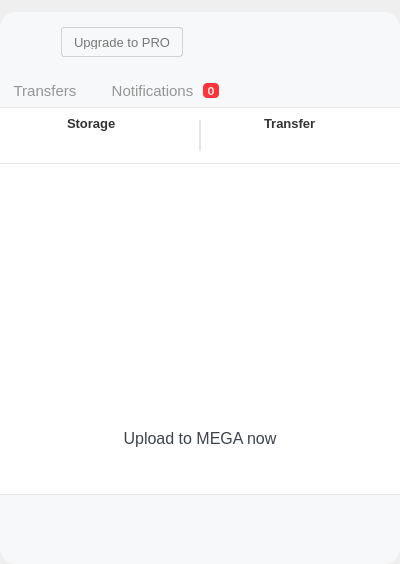
First picture: the form in src/MEGASync/gui/linux/InfoDialog.ui, repository meganz/MEGAsync, before the edit.
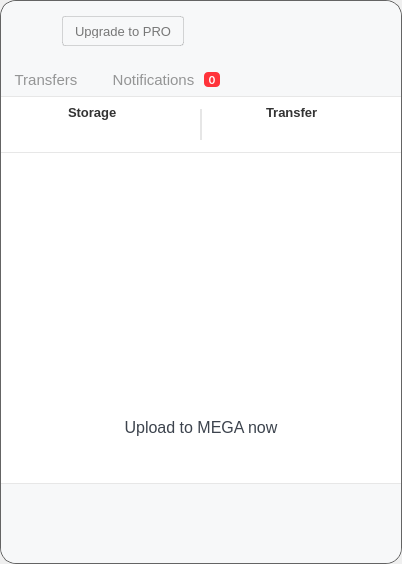
Second picture: the form after the edit. The open tabs and pages were chosen to show the change. Icons and pictures are not drawn. Custom widgets are drawn as their Qt base class.

Commit message:
support transparencies in linux in info dialog with a container widget
do show animated & shrink on show/hideEvent and not in eventFilter

The edit to the form file:
```diff
--- a/src/MEGASync/gui/linux/InfoDialog.ui
+++ b/src/MEGASync/gui/linux/InfoDialog.ui
@@ -6,19 +6,19 @@
    <rect>
     <x>0</x>
     <y>0</y>
-    <width>400</width>
+    <width>402</width>
     <height>564</height>
    </rect>
   </property>
   <property name="minimumSize">
    <size>
-    <width>400</width>
+    <width>402</width>
     <height>564</height>
    </size>
   </property>
   <property name="maximumSize">
    <size>
-    <width>400</width>
+    <width>402</width>
     <height>564</height>
    </size>
   </property>
@@ -26,7 +26,15 @@
    <string/>
   </property>
   <property name="styleSheet">
-   <string notr="true">#tTransfers, #tNotifications
+   <string notr="true">
+#wInfoDialogIn
+{
+ border-radius: 16px;
+ border: 1px solid rgba(100, 100, 100);
+ background-color:  #F7F8F9;
+
+}
+#tTransfers, #tNotifications
 {
   font-family: &quot;Lato&quot;;
   font-size: 15px;
@@ -82,30 +90,23 @@
     <number>0</number>
    </property>
    <item>
-    <widget class="QWidget" name="wArrow" native="true">
-     <property name="sizePolicy">
-      <sizepolicy hsizetype="Minimum" vsizetype="Fixed">
-       <horstretch>0</horstretch>
-       <verstretch>0</verstretch>
-      </sizepolicy>
-     </property>
-     <property name="minimumSize">
-      <size>
-       <width>400</width>
-       <height>12</height>
-      </size>
-     </property>
-     <property name="maximumSize">
-      <size>
-       <width>16777215</width>
-       <height>12</height>
-      </size>
-     </property>
-     <property name="styleSheet">
-      <string notr="true"/>
-     </property>
-    </widget>
-   </item>
+    <widget class="QWidget" name="wInfoDialogIn" native="true">
+     <layout class="QVBoxLayout" name="verticalLayout_4">
+      <property name="spacing">
+       <number>0</number>
+      </property>
+      <property name="leftMargin">
+       <number>1</number>
+      </property>
+      <property name="topMargin">
+       <number>1</number>
+      </property>
+      <property name="rightMargin">
+       <number>1</number>
+      </property>
+      <property name="bottomMargin">
+       <number>1</number>
+      </property>
    <item>
     <widget class="QWidget" name="wContainerHeader" native="true">
      <property name="sizePolicy">
@@ -920,7 +921,7 @@
                      </property>
                      <layout class="QHBoxLayout" name="horizontalLayout_3">
                       <property name="spacing">
-                       <number>-1</number>
+                          <number>7</number>
                       </property>
                       <property name="leftMargin">
                        <number>10</number>
@@ -2166,6 +2167,9 @@
                 <height>28</height>
                </size>
               </property>
+                </widget>
+               </item>
+              </layout>
              </widget>
             </item>
            </layout>
```
Lines whose indentation alone changed are shown as unchanged. The commit also changes 3 other files.
